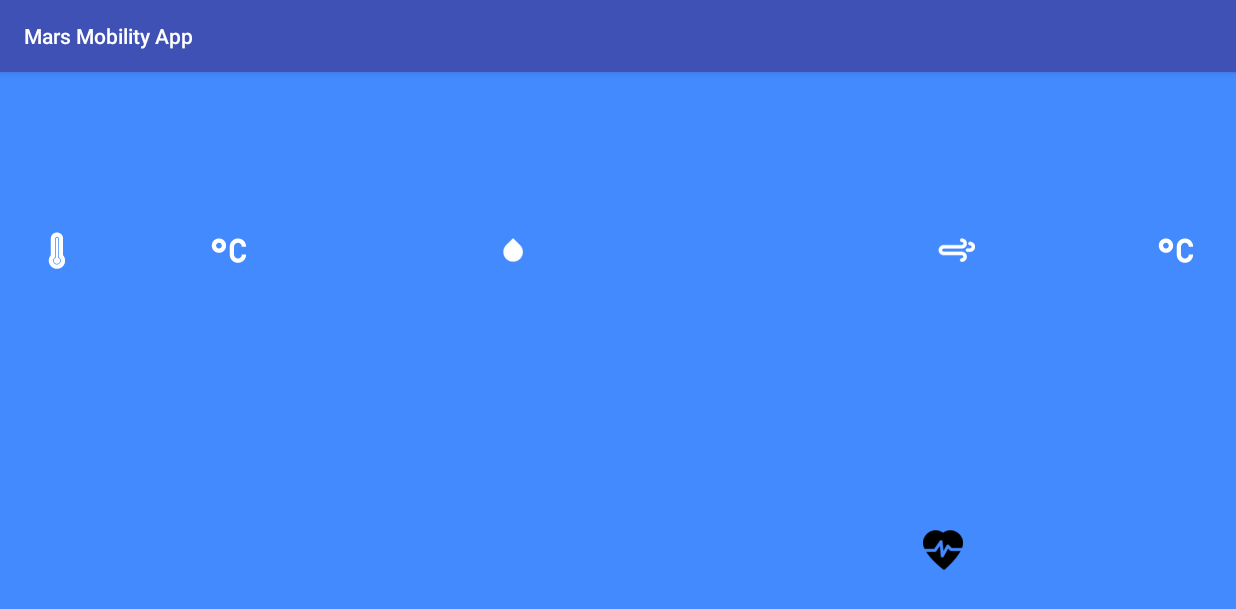
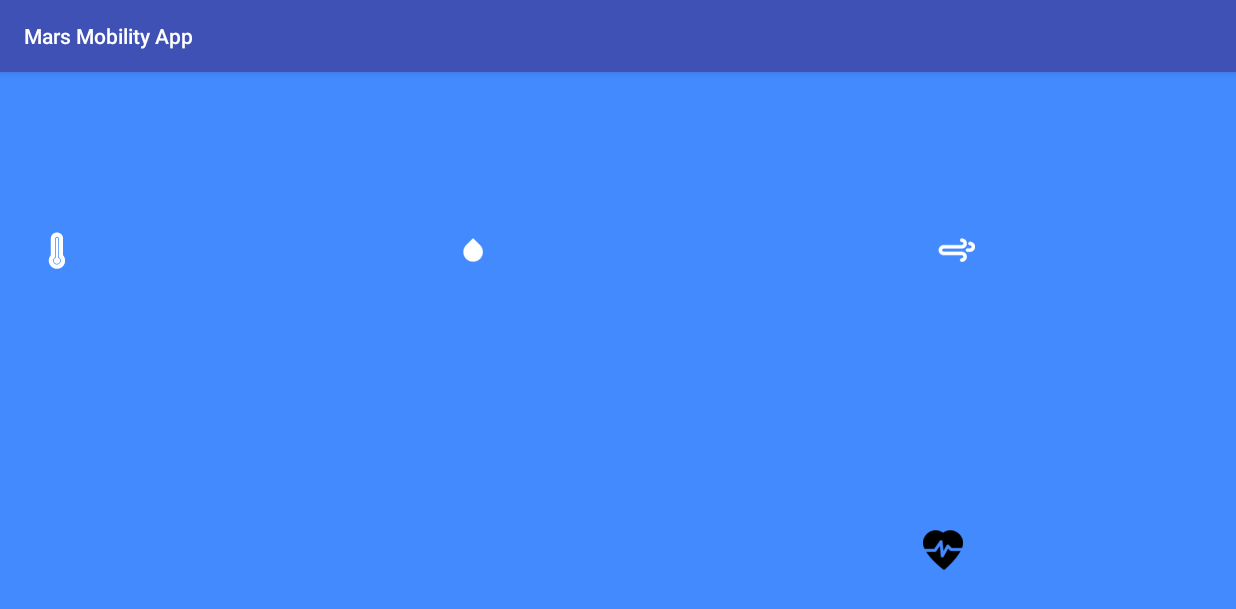
Before and after one commit to jerrychong25/MarsMobilityApp, an Android app: the DataActivity screen opened directly, with no data from a screen before it, on a phone screen of 824 x 412 dp (held sideways). Shown: the top 609 px of the screen. Run offline under Robolectric (Android 15) with nearby library versions, the phone set to English and light mode, and no system bars; 3 statements that could not run were skipped.

Commit message:
Modified UI

```diff
--- a/app/src/main/res/layout/activity_main.xml
+++ b/app/src/main/res/layout/activity_main.xml
@@ -10,13 +10,12 @@
 
     <TextView
         android:id="@+id/temperature"
-        android:layout_width="132dp"
+        android:layout_width="150dp"
         android:layout_height="50dp"
         android:layout_marginBottom="220dp"
         android:layout_marginStart="32dp"
         android:drawableLeft="@mipmap/ic_temperature"
         android:drawablePadding="10dp"
-        android:drawableRight="@mipmap/ic_celcius"
         android:textColor="#FFFFFF"
         android:textSize="30dp"
         app:layout_constraintBottom_toBottomOf="parent"
@@ -37,7 +36,7 @@
         android:textSize="30dp"
         app:layout_constraintBottom_toBottomOf="parent"
         app:layout_constraintEnd_toEndOf="parent"
-        app:layout_constraintHorizontal_bias="0.350"
+        app:layout_constraintHorizontal_bias="0.300"
         app:layout_constraintStart_toStartOf="parent" />
 
     <TextView
@@ -48,7 +47,6 @@
         android:layout_marginEnd="8dp"
         android:drawableLeft="@mipmap/ic_wind"
         android:drawablePadding="10dp"
-        android:drawableRight="@mipmap/ic_celcius"
         android:textColor="#FFFFFF"
         android:textSize="30dp"
         app:layout_constraintBottom_toBottomOf="parent"
```
Also changed, not shown: app/src/main/java/my/com/codeplay/training/marsmobilityapp/DataActivity.java (+4 -50 lines).
